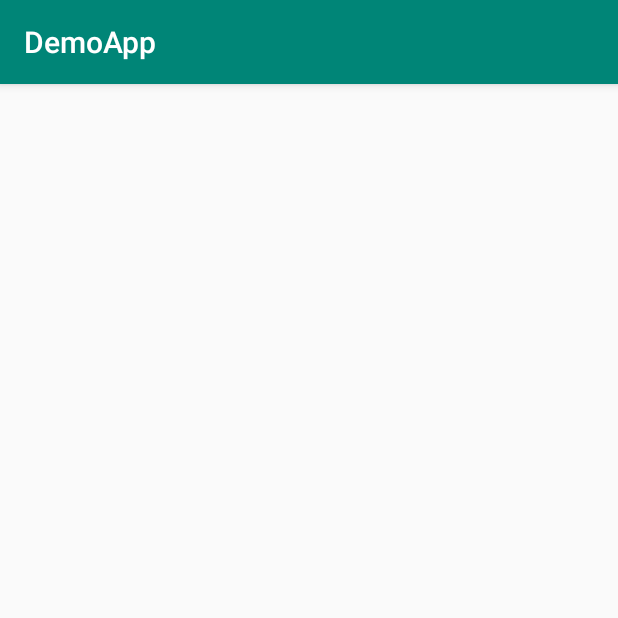
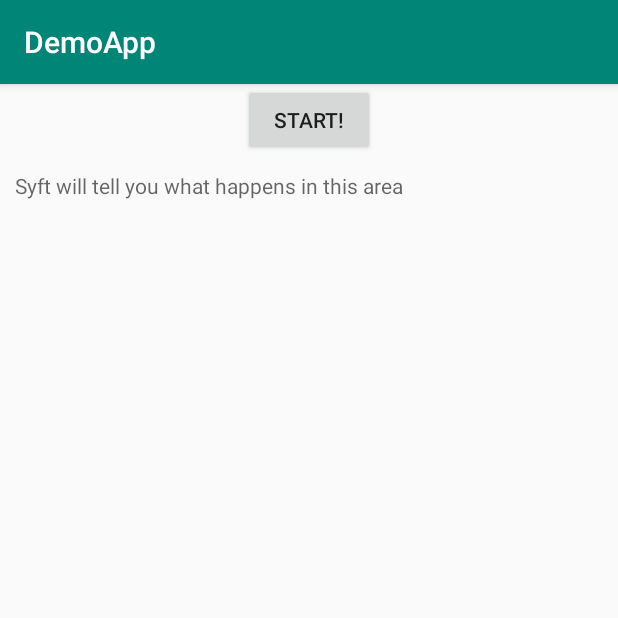
Before and after one commit to OpenMined/KotlinSyft, an Android app: the screen it shows after launch (MainActivity), on a phone screen of 412 x 824 dp, the top half of it. Run offline under Robolectric (Android 15) with nearby library versions, the phone set to English and light mode, and no system bars; our stand-ins replace RxJava; libraries missing offline, so code that uses them is left out: org.pytorch; pictures from the network do not load; 1 statement that could not run was skipped.

Commit message:
Addressed comments

```diff
--- a/buildSrc/src/main/java/Dependencies.kt
+++ b/buildSrc/src/main/java/Dependencies.kt
@@ -14,6 +14,7 @@ object Versions {
 
     // Android libraries
     const val appCompat = "1.1.0"
+    const val constraintLayout = "1.1.3"
     const val coreKtx = "1.2.0"
     const val kotlinSerialization = "0.14.0"
 
@@ -65,6 +66,7 @@ object CommonDependencies {
     const val rxAndroid = "io.reactivex.rxjava2:rxandroid:${Versions.rxAndroid}"
     const val espresso = "androidx.test.espresso:espresso-core:${Versions.espresso}"
     const val testExtJunit = "androidx.test.ext:junit:${Versions.junit}"
+    const val constraintLayout = "androidx.constraintlayout:constraintlayout:${Versions.constraintLayout}"
 }
 
 object DemoAppDependencies {
--- a/demo-app/build.gradle
+++ b/demo-app/build.gradle
@@ -35,6 +35,7 @@ android {
 dependencies {
     implementation DemoAppDependencies.kotlinJDK
     implementation CommonDependencies.appCompat
+    implementation CommonDependencies.constraintLayout
     implementation CommonDependencies.coreKtx
     implementation CommonDependencies.kotlinSerialization
     implementation CommonDependencies.rxJava
@@ -50,8 +51,6 @@ dependencies {
     implementation SyftlibDependencies.syftProto
     implementation SyftlibDependencies.protobuf
 
-    implementation 'androidx.appcompat:appcompat:1.1.0'
-    implementation 'androidx.constraintlayout:constraintlayout:1.1.3'
     androidTestImplementation CommonDependencies.testExtJunit
     androidTestImplementation CommonDependencies.espresso
 }
--- a/demo-app/src/main/AndroidManifest.xml
+++ b/demo-app/src/main/AndroidManifest.xml
@@ -12,7 +12,6 @@
         <activity android:name=".ui.MainActivity">
             <intent-filter>
                 <action android:name="android.intent.action.MAIN" />
-
                 <category android:name="android.intent.category.LAUNCHER" />
             </intent-filter>
         </activity>
--- a/demo-app/src/main/java/org/openmined/syft/demo/ui/MainActivity.kt
+++ b/demo-app/src/main/java/org/openmined/syft/demo/ui/MainActivity.kt
@@ -1,11 +1,13 @@
 package org.openmined.syft.demo.ui
 
-import androidx.appcompat.app.AppCompatActivity
 import android.os.Bundle
 import android.widget.Toast
+import androidx.appcompat.app.AppCompatActivity
 import androidx.lifecycle.Observer
 import io.reactivex.Scheduler
 import io.reactivex.schedulers.Schedulers
+import kotlinx.android.synthetic.main.activity_main.log_area
+import kotlinx.android.synthetic.main.activity_main.start_btn
 import org.openmined.syft.demo.R
 import org.openmined.syft.demo.datasource.LocalMNISTDataDataSource
 import org.openmined.syft.demo.datasource.LocalMNISTModuleDataSource
@@ -24,9 +26,9 @@ class MainActivity : AppCompatActivity() {
 
         injectMe()
         viewModel.trainingState.observe(this, Observer {
-            Toast.makeText(this, it.toString(), Toast.LENGTH_LONG).show()
+            log_area.append(it.toString())
         })
-        viewModel.process().subscribe()
+        start_btn.setOnClickListener { viewModel.process().subscribe() }
     }
 
     private fun injectMe() {
--- a/demo-app/src/main/java/org/openmined/syft/demo/ui/MainViewModel.kt
+++ b/demo-app/src/main/java/org/openmined/syft/demo/ui/MainViewModel.kt
@@ -1,6 +1,5 @@
 package org.openmined.syft.demo.ui
 
-import androidx.lifecycle.LiveData
 import androidx.lifecycle.MutableLiveData
 import androidx.lifecycle.ViewModel
 import io.reactivex.Completable
--- a/demo-app/src/main/res/layout/activity_main.xml
+++ b/demo-app/src/main/res/layout/activity_main.xml
@@ -6,4 +6,28 @@
     android:layout_height="match_parent"
     tools:context=".ui.MainActivity">
 
+    <Button
+        android:id="@+id/start_btn"
+        android:layout_width="wrap_content"
+        android:layout_height="wrap_content"
+        android:gravity="center"
+        android:text="@string/start"
+        app:layout_constraintEnd_toEndOf="parent"
+        app:layout_constraintStart_toStartOf="parent"
+        app:layout_constraintTop_toTopOf="parent" />
+
+    <ScrollView
+        android:id="@+id/ScrollView01"
+        android:layout_width="wrap_content"
+        android:layout_height="wrap_content"
+        android:layout_margin="10dp"
+        app:layout_constraintStart_toStartOf="parent"
+        app:layout_constraintTop_toBottomOf="@id/start_btn">
+
+        <TextView
+            android:id="@+id/log_area"
+            android:layout_width="match_parent"
+            android:layout_height="wrap_content"
+            android:hint="@string/log_message_hint" />
+    </ScrollView>
 </androidx.constraintlayout.widget.ConstraintLayout>
--- a/demo-app/src/main/res/values/strings.xml
+++ b/demo-app/src/main/res/values/strings.xml
@@ -1,3 +1,5 @@
 <resources>
     <string name="app_name">DemoApp</string>
+    <string name="start">Start!</string>
+    <string name="log_message_hint">Syft will tell you what happens in this area</string>
 </resources>
```
Also changed, not shown: syftlib/src/main/java/org/openmined/syft/Classifier.kt (deleted, +0 -75 lines).
